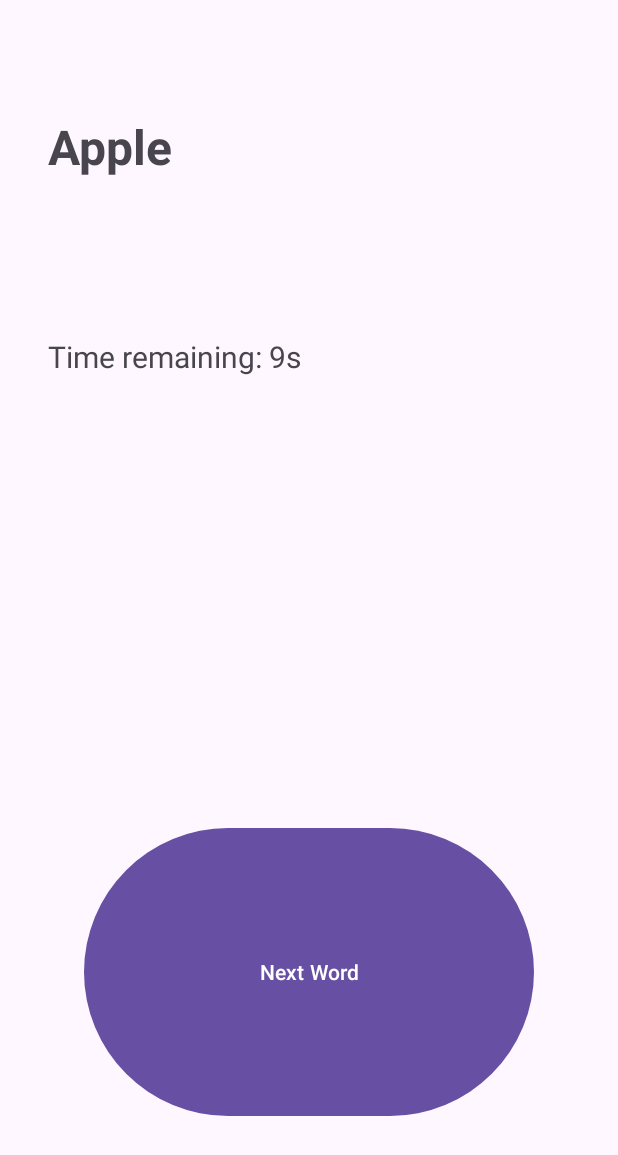
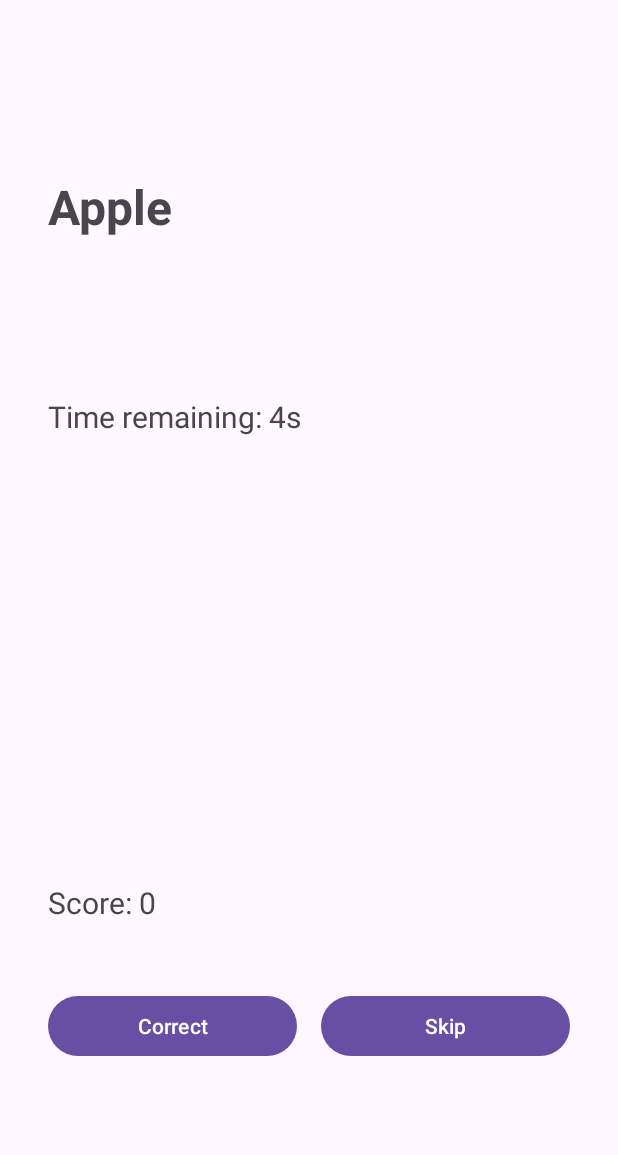
Before and after one commit to MTusek/alias_clone, an Android app: the GameRoundActivity screen opened directly, with no data from a screen before it, on a phone screen of 412 x 824 dp. Shown: the top 1155 px of the screen. Run offline under Robolectric (Android 15) with nearby library versions, the phone set to English and light mode, and no system bars.

Commit message:
Added correct/skip buttons

```diff
--- a/app/src/main/java/com/example/aliasclone/GameRoundActivity.java
+++ b/app/src/main/java/com/example/aliasclone/GameRoundActivity.java
@@ -14,13 +14,20 @@ import java.util.HashMap;
 
 public class GameRoundActivity extends AppCompatActivity {
 
-    private TextView tvWord, tvTimer;
-    private Button btnNextWord;
+    private TextView tvWord, tvTimer, tvScore;
+    private Button btnCorrect, btnSkip;
+
     private CountDownTimer timer;
-    private String[] words = {"Apple", "Car", "Sunshine", "Guitar", "Mountain"};
+    private String[] words = {"Apple", "Sunshine", "Guitar", "Mountain", "Tree", "Computer", "River", "Music", "Dog", "Sun", "Love", "Book", "Space"};
     private int index = 0;
+    private int currentTeamIndex;
+
+    private int roundDuration;
+
+    private int scoreThisRound = 0;
 
     private ArrayList<HashMap<String, Object>> teams;
+
 
     @Override
     protected void onCreate(Bundle savedInstanceState) {
@@ -29,14 +36,37 @@ public class GameRoundActivity extends AppCompatActivity {
 
         tvWord = findViewById(R.id.tvWord);
         tvTimer = findViewById(R.id.tvTimer);
-        btnNextWord = findViewById(R.id.btnNextWord);
+        tvScore = findViewById(R.id.tvScore);
+        btnCorrect = findViewById(R.id.btnCorrect);
+        btnSkip = findViewById(R.id.btnSkip);
+
+        teams = (ArrayList<HashMap<String, Object>>) getIntent().getSerializableExtra("TEAMS");
+        currentTeamIndex = getIntent().getIntExtra("CURRENT_TEAM", 0);
+        Serializable serializable = getIntent().getSerializableExtra("SETTINGS");
+        HashMap<String, Object> settings = null;
+
+        if (settings != null && settings.containsKey("roundTime")) {
+            Object rt = settings.get("roundTime");
+            roundDuration = (Integer) rt;
+        }else
+            roundDuration = 5;
 
         showNextWord();
-        startRoundTimer(10);
+        startRoundTimer(roundDuration);
 
-        btnNextWord.setOnClickListener(v -> showNextWord());
+        btnCorrect.setOnClickListener(v -> {
+            scoreThisRound++;
+            tvScore.setText("Score: " + scoreThisRound);
+            showNextWord();
+        });
 
-        teams = (ArrayList<HashMap<String, Object>>) getIntent().getSerializableExtra("TEAMS");
+        btnSkip.setOnClickListener(v -> {
+            scoreThisRound--;
+            if (scoreThisRound <= 0) scoreThisRound = 0;
+            tvScore.setText("Score: " + scoreThisRound);
+            showNextWord();
+        });
+
     }
 
     private void showNextWord() {
@@ -54,14 +84,16 @@ public class GameRoundActivity extends AppCompatActivity {
             @Override
             public void onFinish() {
                 tvTimer.setText("Time's up!");
-                btnNextWord.setEnabled(false);
+                //btnNextWord.setEnabled(false);
+                btnCorrect.setEnabled(false);
+                btnSkip.setEnabled(false);
 
-                int pointsEarned = (int) (Math.random() * 5 + 1); // Temporary random points...
+                //int pointsEarned = (int) (Math.random() * 5 + 1); // Temporary random points...
 
                 Intent intent = new Intent(GameRoundActivity.this, RoundResultsActivity.class);
                 intent.putExtra("TEAMS",(Serializable) teams);
                 intent.putExtra("CURRENT_TEAM", getIntent().getIntExtra("CURRENT_TEAM", 0));
-                intent.putExtra("POINTS_EARNED", pointsEarned);
+                intent.putExtra("POINTS_EARNED", scoreThisRound);
                 startActivity(intent);
                 finish();
             }
--- a/app/src/main/java/com/example/aliasclone/SetupActivity.java
+++ b/app/src/main/java/com/example/aliasclone/SetupActivity.java
@@ -10,6 +10,7 @@ import android.widget.EditText;
 import android.widget.LinearLayout;
 import androidx.appcompat.app.AppCompatActivity;
 
+import java.io.Serializable;
 import java.util.ArrayList;
 import java.util.HashMap;
 
@@ -73,7 +74,7 @@ public class SetupActivity extends AppCompatActivity {
 
                 Intent intent = new Intent(SetupActivity.this, TurnInfoActivity.class);
                 intent.putExtra("TEAMS", allTeams);
-                intent.putExtra("SETTINGS", settings);
+                intent.putExtra("SETTINGS", (Serializable) settings);
                 startActivity(intent);
             }
         });
@@ -145,7 +146,7 @@ public class SetupActivity extends AppCompatActivity {
             }
         }
 
-        return validTeams >= 2; // treba barem 2 ispravna tima
+        return validTeams >= 2;
     }
     private void updateStartButtonState() {
         if (btnStartGame != null) {
--- a/app/src/main/res/layout/activity_game_round.xml
+++ b/app/src/main/res/layout/activity_game_round.xml
@@ -1,29 +1,57 @@
 <?xml version="1.0" encoding="utf-8"?>
 <LinearLayout xmlns:android="http://schemas.android.com/apk/res/android"
+    android:layout_width="match_parent"
+    android:layout_height="match_parent"
+    android:gravity="center"
     android:orientation="vertical"
-    android:gravity="center"
-    android:padding="32dp"
-    android:layout_width="match_parent"
-    android:layout_height="match_parent">
+    android:padding="32dp">
 
     <TextView
         android:id="@+id/tvWord"
+        android:layout_width="match_parent"
+        android:layout_height="100dp"
+        android:layout_marginBottom="48dp"
         android:textSize="32sp"
-        android:textStyle="bold"
-        android:layout_marginBottom="48dp"
-        android:layout_height="100dp"
-        android:layout_width="match_parent" />
+        android:textStyle="bold" />
 
     <TextView
         android:id="@+id/tvTimer"
-        android:textSize="20sp"
+        android:layout_width="match_parent"
+        android:layout_height="300dp"
         android:layout_marginBottom="24dp"
-        android:layout_height="300dp"
-        android:layout_width="match_parent"/>
+        android:textSize="20sp" />
 
-    <Button
-        android:id="@+id/btnNextWord"
-        android:text="Next Word"
-        android:layout_width="300dp"
-        android:layout_height="200dp"/>
+    <TextView
+        android:id="@+id/tvScore"
+        android:layout_width="match_parent"
+        android:layout_height="32dp"
+        android:layout_marginBottom="24dp"
+        android:text="Score: 0"
+        android:textSize="20sp" />
+
+    <LinearLayout
+        android:orientation="horizontal"
+        android:gravity="center"
+        android:layout_width="match_parent"
+        android:layout_height="wrap_content"
+        android:layout_marginTop="16dp">
+
+        <Button
+            android:id="@+id/btnCorrect"
+            android:text="Correct"
+            android:layout_width="0dp"
+            android:layout_height="wrap_content"
+            android:layout_weight="1"
+            android:layout_marginEnd="8dp" />
+
+        <Button
+            android:id="@+id/btnSkip"
+            android:text="Skip"
+            android:layout_width="0dp"
+            android:layout_height="wrap_content"
+            android:layout_weight="1"
+            android:layout_marginStart="8dp" />
+    </LinearLayout>
+
+
 </LinearLayout>
--- a/app/src/main/res/layout/activity_turn_info.xml
+++ b/app/src/main/res/layout/activity_turn_info.xml
@@ -11,7 +11,9 @@
         android:textSize="22sp"
         android:layout_marginBottom="32dp"
         android:layout_height="wrap_content"
-        android:layout_width="match_parent" />
+        android:layout_width="match_parent"
+        android:textAlignment="center"
+        />
 
     <Button
         android:id="@+id/btnStartRound"
```
